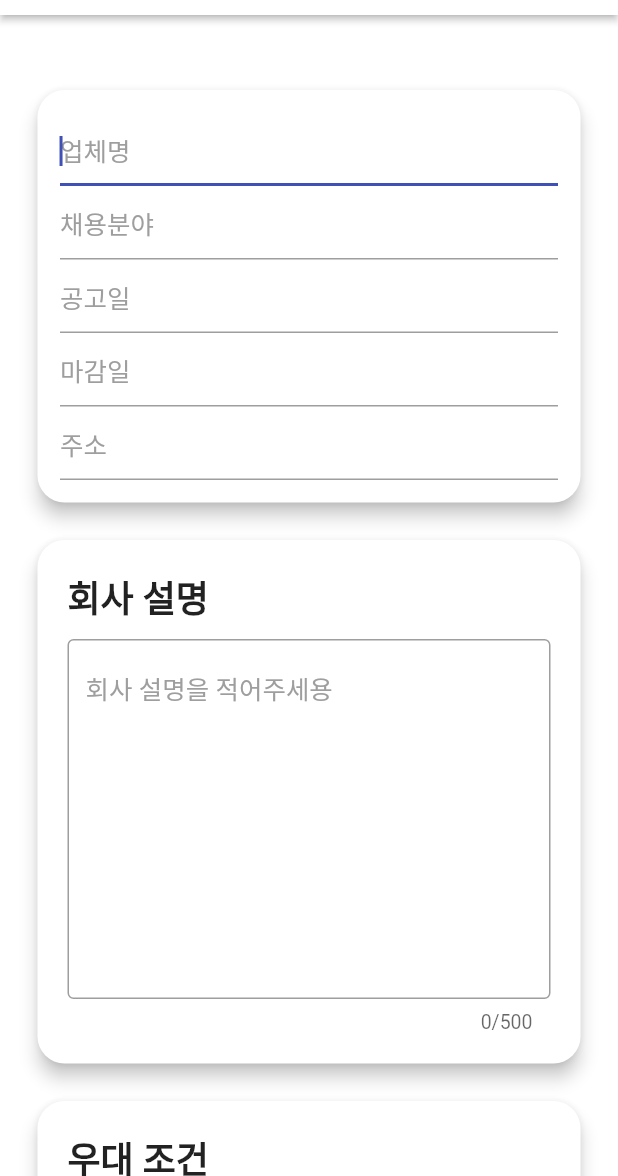
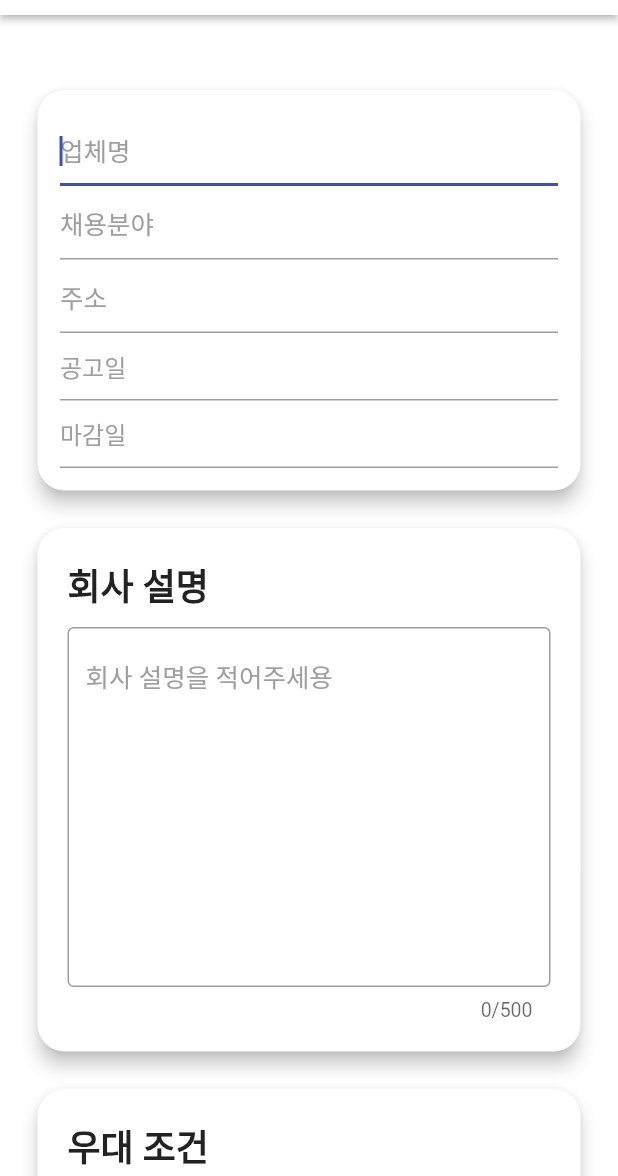
Before and after one commit to chwijunTime/ChwijunTimeAPP, a Flutter app: the CompanyNoticeWritePage screen opened directly, on a phone screen of 412 x 824 dp, the part 60-1236 px from its top. Run offline on Flutter 3.47's test engine with Material 2 defaults, Android fonts, the phone set to English and light mode, and no system bars; our stand-ins replace auto_size_text, carousel_slider, dio, geocoding, google_maps_flutter, retrofit and 3 more; missing offline and left inert: sweet_alert_dialogs; accounts and stored records are empty; generated files the repository leaves out were written again.

Commit message:
[UPDATE] CompanyNoticeWrite date

```diff
--- a/flutter_app/app_user/lib/screens/write_page/company_notice_write.dart
+++ b/flutter_app/app_user/lib/screens/write_page/company_notice_write.dart
@@ -15,14 +15,17 @@ class CompanyNoticeWritePage extends StatefulWidget {
 class _CompanyNoticeWritePageState extends State<CompanyNoticeWritePage> {
   var titleC = TextEditingController();
   var fieldC = TextEditingController();
-  var noticeDateC = TextEditingController();
-  var deadLineDateC = TextEditingController();
+  String noticeDateC = "공고일";
+  String deadLineDateC = "마감일";
+  String noticeDate, deadLineDate = "";
   var addressC = TextEditingController();
   var infoC = TextEditingController();
   var preferentialInfoC = TextEditingController();
   var etcC = TextEditingController();
   List<String> tagList = [];
   List<String> _list = [];
+
+  DateTime selectedDate = DateTime.now();
 
   init() {
     _list.add("Google");
@@ -68,14 +71,80 @@ class _CompanyNoticeWritePageState extends State<CompanyNoticeWritePage> {
               ),
               child: Padding(
                 padding: const EdgeInsets.all(15.0),
-                child: Column(
-                  children: [
-                    buildTextField("업체명", titleC, deco: false),
-                    buildTextField("채용분야", fieldC, deco: false),
-                    buildTextField("공고일", noticeDateC, deco: false),
-                    buildTextField("마감일", deadLineDateC, deco: false),
-                    buildTextField("주소", addressC, deco: false)
-                  ],
+                child: LayoutBuilder(
+                   builder:  (BuildContext context, BoxConstraints constraints) {
+                     return Column(
+                       children: [
+                         buildTextField("업체명", titleC, deco: false),
+                         buildTextField("채용분야", fieldC, deco: false),
+                         buildTextField("주소", addressC, deco: false),
+                         GestureDetector(
+                           onTap: () async {
+                             final DateTime picked = await showDatePicker(
+                                 context: context,
+                                 initialDate: selectedDate,
+                                 firstDate: DateTime(2000),
+                                 lastDate: DateTime(2050));
+                             if (picked != null) {
+                               setState(() {
+                                 selectedDate = picked;
+                                 noticeDateC = "${selectedDate.year}년 ${selectedDate
+                                     .month}월 ${selectedDate.day}일";
+                               });
+                               noticeDate = "${selectedDate.year}-${selectedDate.month}-${selectedDate.day}";
+                             }
+                           },
+                           child: Container(
+                             decoration: BoxDecoration(
+                               border: Border(
+                                 bottom: BorderSide(
+                                   color: Colors.grey,
+                                   width: 1
+                                 )
+                               )
+                             ),
+                             width: constraints.maxWidth,
+                             child: Padding(
+                               padding: const EdgeInsets.only(top: 10, bottom: 10),
+                               child: Text(noticeDateC, style: TextStyle(color: noticeDateC == "공고일" ? Colors.grey: Colors.black, fontSize: 16),),
+                             ),
+                           ),
+                         ),
+                         GestureDetector(
+                           onTap: () async {
+                             final DateTime picked = await showDatePicker(
+                                 context: context,
+                                 initialDate: selectedDate,
+                                 firstDate: DateTime(2000),
+                                 lastDate: DateTime(2050));
+                             if (picked != null) {
+                               setState(() {
+                                 selectedDate = picked;
+                                 deadLineDateC = "${selectedDate.year}년 ${selectedDate
+                                     .month}월 ${selectedDate.day}일";
+                               });
+                               deadLineDate = "${selectedDate.year}-${selectedDate.month}-${selectedDate.day}";
+                             }
+                           },
+                           child: Container(
+                             decoration: BoxDecoration(
+                                 border: Border(
+                                     bottom: BorderSide(
+                                         color: Colors.grey,
+                                         width: 1
+                                     )
+                                 )
+                             ),
+                             width: constraints.maxWidth,
+                             child: Padding(
+                               padding: const EdgeInsets.only(top: 10, bottom: 10),
+                               child: Text(deadLineDateC, style: TextStyle(color: deadLineDateC == "마감일" ? Colors.grey: Colors.black, fontSize: 16),),
+                             ),
+                           ),
+                         ),
+                       ],
+                     );
+                   }
                 ),
               ),
             ),
@@ -240,8 +309,8 @@ class _CompanyNoticeWritePageState extends State<CompanyNoticeWritePage> {
   _onCreate() {
     if (titleC.text.isEmpty ||
         fieldC.text.isEmpty ||
-        noticeDateC.text.isEmpty ||
-        deadLineDateC.text.isEmpty ||
+        noticeDate == "" ||
+        deadLineDate == ""||
         addressC.text.isEmpty ||
         infoC.text.isEmpty ||
         preferentialInfoC.text.isEmpty ||
@@ -250,8 +319,8 @@ class _CompanyNoticeWritePageState extends State<CompanyNoticeWritePage> {
     } else {
       CompNotice vo = CompNotice(
           title: titleC.text,
-          startDate: noticeDateC.text,
-          endDate: deadLineDateC.text,
+          startDate: noticeDate,
+          endDate: deadLineDate,
           field: fieldC.text,
           address: addressC.text,
           compInfo: infoC.text,
```
